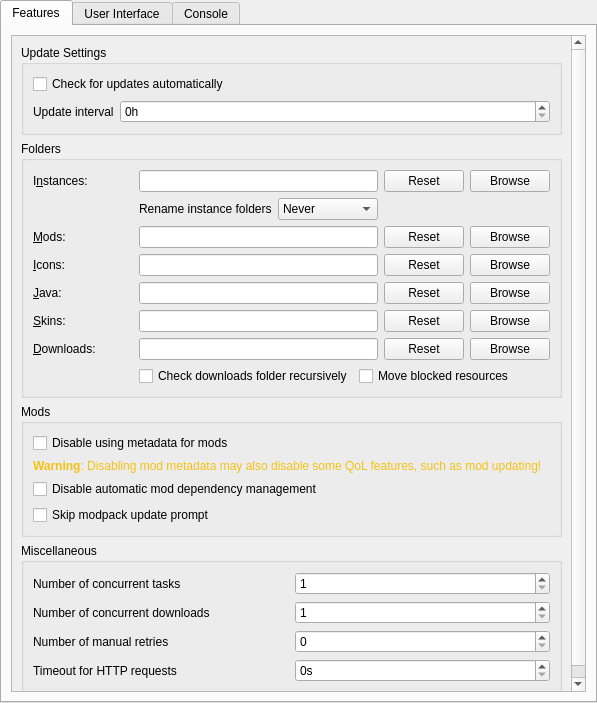
Before: the Qt Designer form launcher/ui/pages/global/LauncherPage.ui in kthchew/PrismLauncher, drawn with Qt 5.
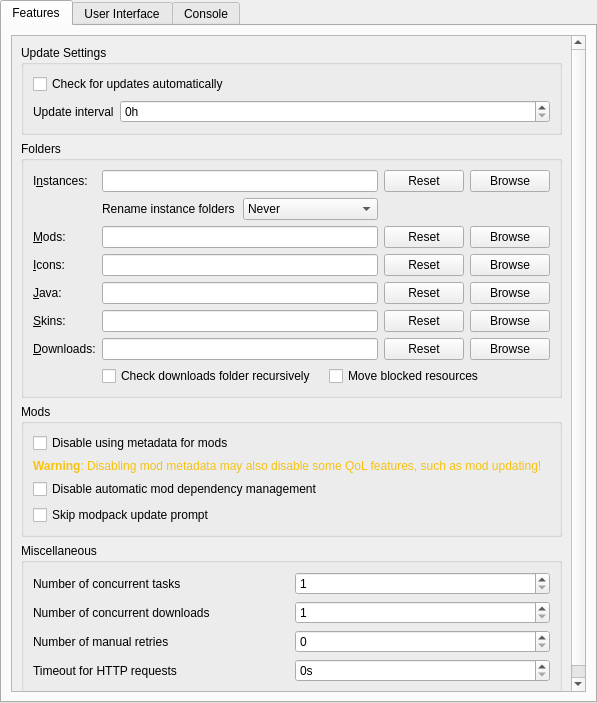
After: the same form once the commit is applied. Custom widgets are drawn as their Qt base class.

Commit message: Expand directory text box rather than label

What changed in the file:
```diff
--- a/launcher/ui/pages/global/LauncherPage.ui
+++ b/launcher/ui/pages/global/LauncherPage.ui
@@ -58,7 +58,7 @@
            <rect>
             <x>0</x>
             <y>0</y>
-            <width>549</width>
+            <width>559</width>
             <height>722</height>
            </rect>
           </property>
@@ -113,7 +113,14 @@
              </property>
              <layout class="QGridLayout" name="foldersBoxLayout">
               <item row="4" column="1" colspan="2">
-               <widget class="QLineEdit" name="javaDirTextBox"/>
+               <widget class="QLineEdit" name="javaDirTextBox">
+                <property name="sizePolicy">
+                 <sizepolicy hsizetype="Expanding" vsizetype="Fixed">
+                  <horstretch>1</horstretch>
+                  <verstretch>0</verstretch>
+                 </sizepolicy>
+                </property>
+               </widget>
               </item>
               <item row="4" column="0">
                <widget class="QLabel" name="labelJavaDir">
@@ -285,7 +292,14 @@
                </widget>
               </item>
               <item row="0" column="1" colspan="2">
-               <widget class="QLineEdit" name="instDirTextBox"/>
+               <widget class="QLineEdit" name="instDirTextBox">
+                <property name="sizePolicy">
+                 <sizepolicy hsizetype="Expanding" vsizetype="Fixed">
+                  <horstretch>1</horstretch>
+                  <verstretch>0</verstretch>
+                 </sizepolicy>
+                </property>
+               </widget>
               </item>
               <item row="7" column="1" colspan="4">
                <layout class="QHBoxLayout" name="downloadModsCheckLayout">
@@ -363,10 +377,24 @@
                </widget>
               </item>
               <item row="3" column="1" colspan="2">
-               <widget class="QLineEdit" name="iconsDirTextBox"/>
+               <widget class="QLineEdit" name="iconsDirTextBox">
+                <property name="sizePolicy">
+                 <sizepolicy hsizetype="Expanding" vsizetype="Fixed">
+                  <horstretch>1</horstretch>
+                  <verstretch>0</verstretch>
+                 </sizepolicy>
+                </property>
+               </widget>
               </item>
               <item row="5" column="1" colspan="2">
-               <widget class="QLineEdit" name="skinsDirTextBox"/>
+               <widget class="QLineEdit" name="skinsDirTextBox">
+                <property name="sizePolicy">
+                 <sizepolicy hsizetype="Expanding" vsizetype="Fixed">
+                  <horstretch>1</horstretch>
+                  <verstretch>0</verstretch>
+                 </sizepolicy>
+                </property>
+               </widget>
               </item>
               <item row="3" column="3">
                <widget class="QPushButton" name="iconsDirResetBtn">
@@ -385,7 +413,14 @@
                </widget>
               </item>
               <item row="2" column="1" colspan="2">
-               <widget class="QLineEdit" name="modsDirTextBox"/>
+               <widget class="QLineEdit" name="modsDirTextBox">
+                <property name="sizePolicy">
+                 <sizepolicy hsizetype="Expanding" vsizetype="Fixed">
+                  <horstretch>1</horstretch>
+                  <verstretch>0</verstretch>
+                 </sizepolicy>
+                </property>
+               </widget>
               </item>
               <item row="6" column="4">
                <widget class="QPushButton" name="downloadsDirBrowseBtn">
@@ -430,7 +465,14 @@
                </widget>
               </item>
               <item row="6" column="1" colspan="2">
-               <widget class="QLineEdit" name="downloadsDirTextBox"/>
+               <widget class="QLineEdit" name="downloadsDirTextBox">
+                <property name="sizePolicy">
+                 <sizepolicy hsizetype="Expanding" vsizetype="Fixed">
+                  <horstretch>1</horstretch>
+                  <verstretch>0</verstretch>
+                 </sizepolicy>
+                </property>
+               </widget>
               </item>
              </layout>
             </widget>
```
